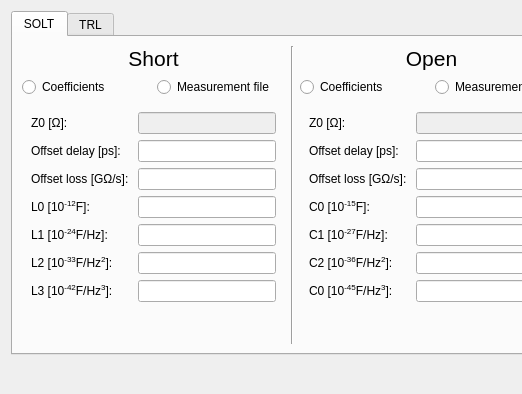
Above: Software/PC_Application/Calibration/calkitdialog.ui from jankae/LibreVNA before the change; both pictures show x 0 to 522 and y 0 to 394 of the 1141 by 394 pixel window. Below: the same form after it.
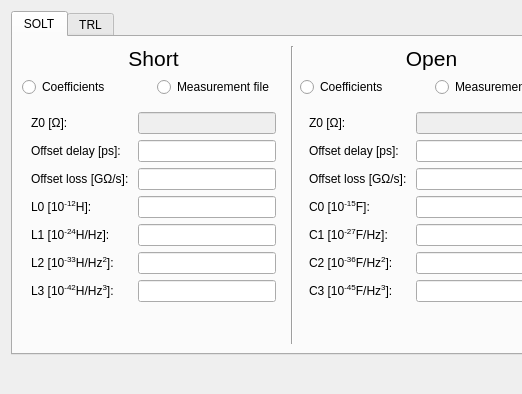
That is the form after the change. The open tabs and pages were chosen to show the change. Custom widgets are drawn as their Qt base class.

Diff of the .ui file:
```diff
--- a/Software/PC_Application/Calibration/calkitdialog.ui
+++ b/Software/PC_Application/Calibration/calkitdialog.ui
@@ -112,7 +112,7 @@
                <item row="3" column="0">
                 <widget class="QLabel" name="label_11">
                  <property name="text">
-                  <string>&lt;html&gt;&lt;head/&gt;&lt;body&gt;&lt;p&gt;L0 [10&lt;span style=&quot; vertical-align:super;&quot;&gt;-12&lt;/span&gt;F]:&lt;/p&gt;&lt;/body&gt;&lt;/html&gt;</string>
+                  <string>&lt;html&gt;&lt;head/&gt;&lt;body&gt;&lt;p&gt;L0 [10&lt;span style=&quot; vertical-align:super;&quot;&gt;-12&lt;/span&gt;H]:&lt;/p&gt;&lt;/body&gt;&lt;/html&gt;</string>
                  </property>
                 </widget>
                </item>
@@ -122,7 +122,7 @@
                <item row="4" column="0">
                 <widget class="QLabel" name="label_12">
                  <property name="text">
-                  <string>&lt;html&gt;&lt;head/&gt;&lt;body&gt;&lt;p&gt;L1 [10&lt;span style=&quot; vertical-align:super;&quot;&gt;-24&lt;/span&gt;F/Hz]:&lt;/p&gt;&lt;/body&gt;&lt;/html&gt;</string>
+                  <string>&lt;html&gt;&lt;head/&gt;&lt;body&gt;&lt;p&gt;L1 [10&lt;span style=&quot; vertical-align:super;&quot;&gt;-24&lt;/span&gt;H/Hz]:&lt;/p&gt;&lt;/body&gt;&lt;/html&gt;</string>
                  </property>
                 </widget>
                </item>
@@ -132,7 +132,7 @@
                <item row="5" column="0">
                 <widget class="QLabel" name="label_13">
                  <property name="text">
-                  <string>&lt;html&gt;&lt;head/&gt;&lt;body&gt;&lt;p&gt;L2 [10&lt;span style=&quot; vertical-align:super;&quot;&gt;-33&lt;/span&gt;F/Hz&lt;span style=&quot; vertical-align:super;&quot;&gt;2&lt;/span&gt;]:&lt;/p&gt;&lt;/body&gt;&lt;/html&gt;</string>
+                  <string>&lt;html&gt;&lt;head/&gt;&lt;body&gt;&lt;p&gt;L2 [10&lt;span style=&quot; vertical-align:super;&quot;&gt;-33&lt;/span&gt;H/Hz&lt;span style=&quot; vertical-align:super;&quot;&gt;2&lt;/span&gt;]:&lt;/p&gt;&lt;/body&gt;&lt;/html&gt;</string>
                  </property>
                 </widget>
                </item>
@@ -142,7 +142,7 @@
                <item row="6" column="0">
                 <widget class="QLabel" name="label_14">
                  <property name="text">
-                  <string>&lt;html&gt;&lt;head/&gt;&lt;body&gt;&lt;p&gt;L3 [10&lt;span style=&quot; vertical-align:super;&quot;&gt;-42&lt;/span&gt;F/Hz&lt;span style=&quot; vertical-align:super;&quot;&gt;3&lt;/span&gt;]:&lt;/p&gt;&lt;/body&gt;&lt;/html&gt;</string>
+                  <string>&lt;html&gt;&lt;head/&gt;&lt;body&gt;&lt;p&gt;L3 [10&lt;span style=&quot; vertical-align:super;&quot;&gt;-42&lt;/span&gt;H/Hz&lt;span style=&quot; vertical-align:super;&quot;&gt;3&lt;/span&gt;]:&lt;/p&gt;&lt;/body&gt;&lt;/html&gt;</string>
                  </property>
                 </widget>
                </item>
@@ -288,7 +288,7 @@
                <item row="6" column="0">
                 <widget class="QLabel" name="label_6">
                  <property name="text">
-                  <string>C0 [10&lt;sup&gt;-45&lt;/sup&gt;F/Hz&lt;sup&gt;3&lt;/sup&gt;]:</string>
+                  <string>&lt;html&gt;&lt;head/&gt;&lt;body&gt;&lt;p&gt;C3 [10&lt;span style=&quot; vertical-align:super;&quot;&gt;-45&lt;/span&gt;F/Hz&lt;span style=&quot; vertical-align:super;&quot;&gt;3&lt;/span&gt;]:&lt;/p&gt;&lt;/body&gt;&lt;/html&gt;</string>
                  </property>
                 </widget>
                </item>
@@ -845,17 +845,17 @@
   </layout>
  </widget>
  <customwidgets>
+  <customwidget>
+   <class>SIUnitEdit</class>
+   <extends>QLineEdit</extends>
+   <header>CustomWidgets/siunitedit.h</header>
+  </customwidget>
   <customwidget>
    <class>TouchstoneImport</class>
    <extends>QWidget</extends>
    <header>CustomWidgets/touchstoneimport.h</header>
    <container>1</container>
   </customwidget>
-  <customwidget>
-   <class>SIUnitEdit</class>
-   <extends>QLineEdit</extends>
-   <header>CustomWidgets/siunitedit.h</header>
-  </customwidget>
  </customwidgets>
  <tabstops>
   <tabstop>open_Z0</tabstop>
```
Left out of the diff: 6 changed lines with no effect on the pictures.
